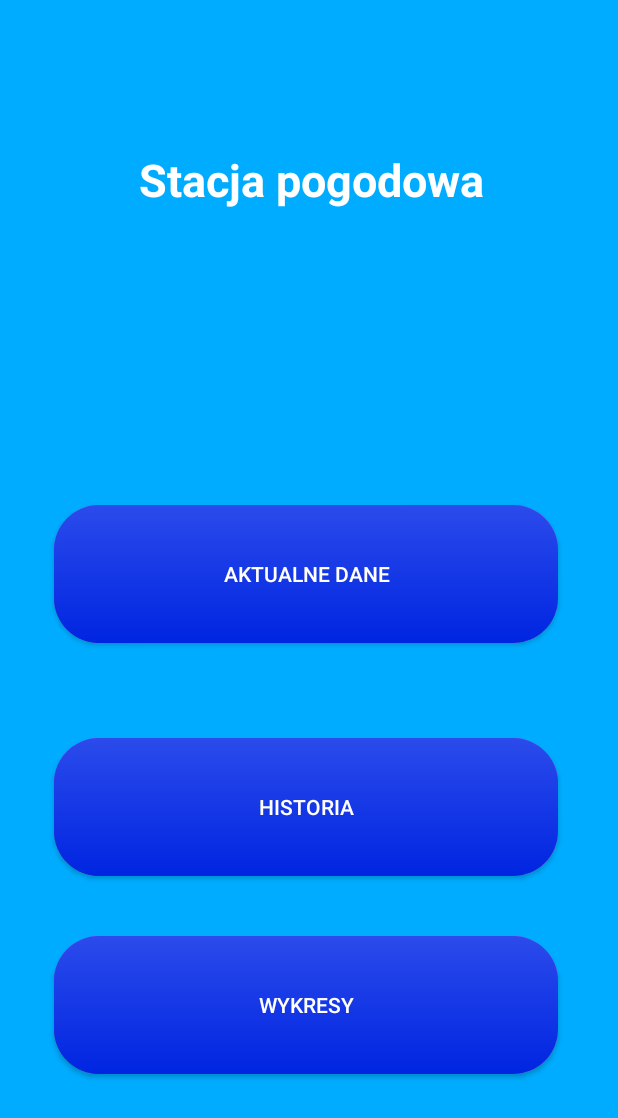
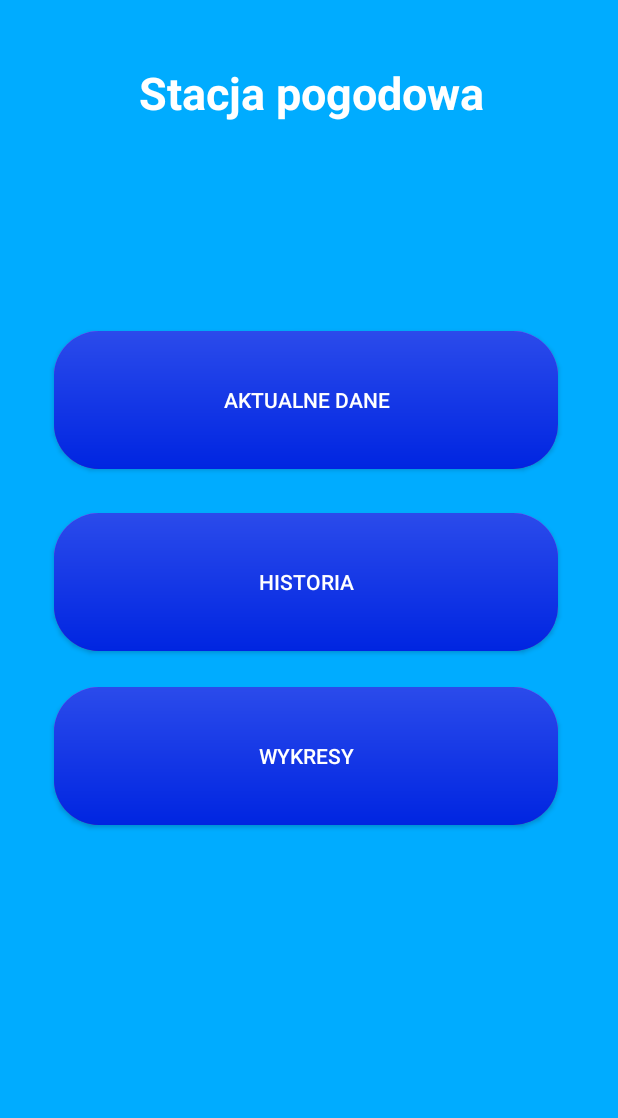
Before and after one commit to Marcin3232/StacjaPogodowa_Mobilna, an Android app: the Main2Activity screen opened directly, with no data from a screen before it, on a phone screen of 412 x 824 dp. Shown: the top 1118 px of the screen. Run offline under Robolectric (Android 15) with nearby library versions, the phone set to English and light mode, and no system bars; network calls fail; 1 statement that could not run was skipped.

Commit message:
cosmetic changes

```diff
--- a/app/src/main/res/layout/activity_main.xml
+++ b/app/src/main/res/layout/activity_main.xml
@@ -56,6 +56,7 @@
         android:layout_marginStart="76dp"
         android:layout_marginBottom="180dp"
         android:text="@string/od_wie"
+        android:textColor="@color/white"
         android:textSize="24sp"
         android:textStyle="bold"
         app:layout_constraintBottom_toBottomOf="parent"
@@ -87,13 +88,11 @@
         android:id="@+id/textView6"
         android:layout_width="wrap_content"
         android:layout_height="41dp"
-        android:layout_marginEnd="175dp"
+        android:text="@string/_0"
         android:textColor="@color/white"
-        android:text="@string/_0"
         android:textSize="24sp"
         android:textStyle="bold"
         app:layout_constraintBottom_toBottomOf="@+id/textView3"
-        app:layout_constraintEnd_toEndOf="parent"
         app:layout_constraintStart_toEndOf="@+id/textView3" />
 
     <TextView
--- a/app/src/main/res/layout/activity_main2.xml
+++ b/app/src/main/res/layout/activity_main2.xml
@@ -9,13 +9,14 @@
 
     <Button
         android:id="@+id/button2"
-        android:background="@drawable/gradient"
         android:layout_width="336dp"
         android:layout_height="92dp"
         android:layout_marginStart="36dp"
         android:layout_marginTop="116dp"
+        android:layout_marginBottom="24dp"
+        android:background="@drawable/gradient"
+        android:text="@string/aktualne_dane"
         android:textColor="@color/white"
-        android:text="@string/aktualne_dane"
         app:layout_constraintBottom_toTopOf="@+id/button3"
         app:layout_constraintStart_toStartOf="parent"
         app:layout_constraintTop_toBottomOf="@+id/textView7"
@@ -26,7 +27,7 @@
         android:layout_width="336dp"
         android:layout_height="92dp"
         android:layout_marginStart="36dp"
-        android:layout_marginBottom="40dp"
+        android:layout_marginBottom="24dp"
         android:background="@drawable/gradient"
         android:text="@string/historia"
         android:textColor="@color/white"
@@ -36,28 +37,34 @@
     <Button
         android:id="@+id/button4"
         android:layout_width="336dp"
-        android:background="@drawable/gradient"
         android:layout_height="92dp"
         android:layout_marginStart="36dp"
-        android:layout_marginBottom="108dp"
+        android:background="@drawable/gradient"
         android:text="@string/wykresy"
         android:textColor="@color/white"
-        app:layout_constraintBottom_toBottomOf="parent"
+        app:layout_constraintBottom_toTopOf="@+id/guideline"
         app:layout_constraintStart_toStartOf="parent" />
 
     <TextView
         android:id="@+id/textView7"
         android:layout_width="383dp"
-        android:textColor="@color/white"
         android:layout_height="57dp"
         android:layout_marginStart="16dp"
         android:layout_marginTop="36dp"
         android:text="@string/stacja_pogodowa"
         android:textAlignment="center"
+        android:textColor="@color/white"
         android:textSize="30sp"
         android:textStyle="bold"
         app:layout_constraintBottom_toTopOf="@+id/button2"
         app:layout_constraintStart_toStartOf="parent"
         app:layout_constraintTop_toTopOf="parent"
         app:layout_constraintVertical_bias="0.45" />
+
+    <androidx.constraintlayout.widget.Guideline
+        android:id="@+id/guideline"
+        android:layout_width="wrap_content"
+        android:layout_height="wrap_content"
+        android:orientation="horizontal"
+        app:layout_constraintGuide_begin="550dp" />
 </androidx.constraintlayout.widget.ConstraintLayout>
```
Also changed, not shown: app/src/main/java/com/example/czujnik5/MainActivity.java (+5 -5 lines).
